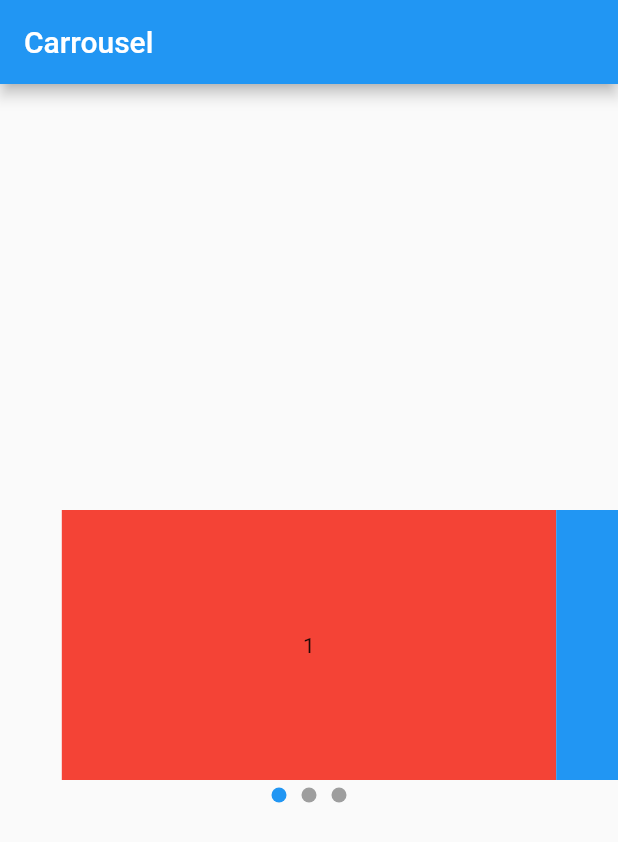
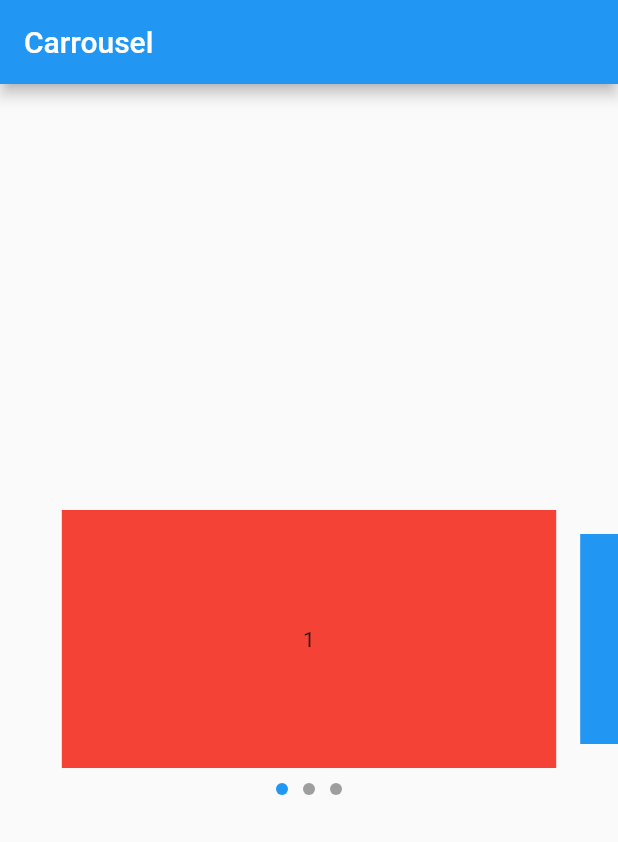
Before and after one commit to YannMancel/carrousel, a Flutter app: the screen it shows after launch, on a phone screen of 412 x 824 dp. Shown: the top 842 px of the screen. Run offline on Flutter 3.47's test engine with Material 2 defaults, Android fonts, the phone set to English and light mode, and no system bars.

```diff
--- a/lib/carrousel.dart
+++ b/lib/carrousel.dart
@@ -45,10 +45,18 @@ class _CarrouselState extends State<Carrousel> {
     return Column(
       children: <Widget>[
         Expanded(
-          child: PageView(
+          child: PageView.builder(
             controller: _pageController,
+            pageSnapping: true,
             onPageChanged: _onPageChanged,
-            children: widget.children,
+            itemCount: widget.children.length,
+            itemBuilder: (_, index) => AnimatedContainer(
+              duration: kThemeAnimationDuration,
+              padding: index != _pageNumber
+                  ? const EdgeInsets.all(16.0)
+                  : EdgeInsets.zero,
+              child: widget.children[index],
+            ),
           ),
         ),
         _Indicator(
@@ -65,10 +73,18 @@ class _Indicator extends StatelessWidget {
     Key? key,
     required this.childCount,
     required this.currentPageNumber,
+    this.dotSize = 8.0,
+    this.margin = const EdgeInsets.symmetric(horizontal: 5.0, vertical: 10.0),
+    this.primaryColor = Colors.blue,
+    this.secondaryColor = Colors.grey,
   }) : super(key: key);
 
   final int childCount;
   final int currentPageNumber;
+  final double dotSize;
+  final EdgeInsetsGeometry margin;
+  final Color primaryColor;
+  final Color secondaryColor;
 
   @override
   Widget build(BuildContext context) {
@@ -77,11 +93,11 @@ class _Indicator extends StatelessWidget {
       children: List<Widget>.generate(
         childCount,
         (index) => Container(
-          width: 10,
-          height: 10,
-          margin: const EdgeInsets.all(5.0),
+          width: dotSize,
+          height: dotSize,
+          margin: margin,
           decoration: BoxDecoration(
-            color: (index == currentPageNumber) ? Colors.blue : Colors.grey,
+            color: (index == currentPageNumber) ? primaryColor : secondaryColor,
             shape: BoxShape.circle,
           ),
         ),
```
